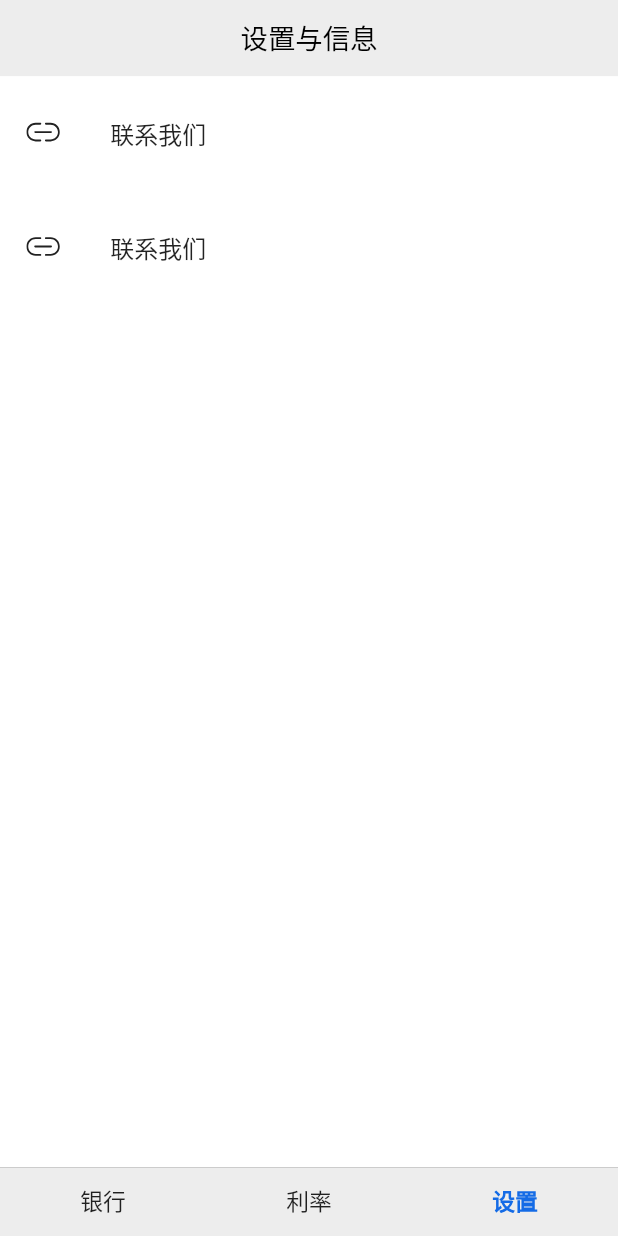
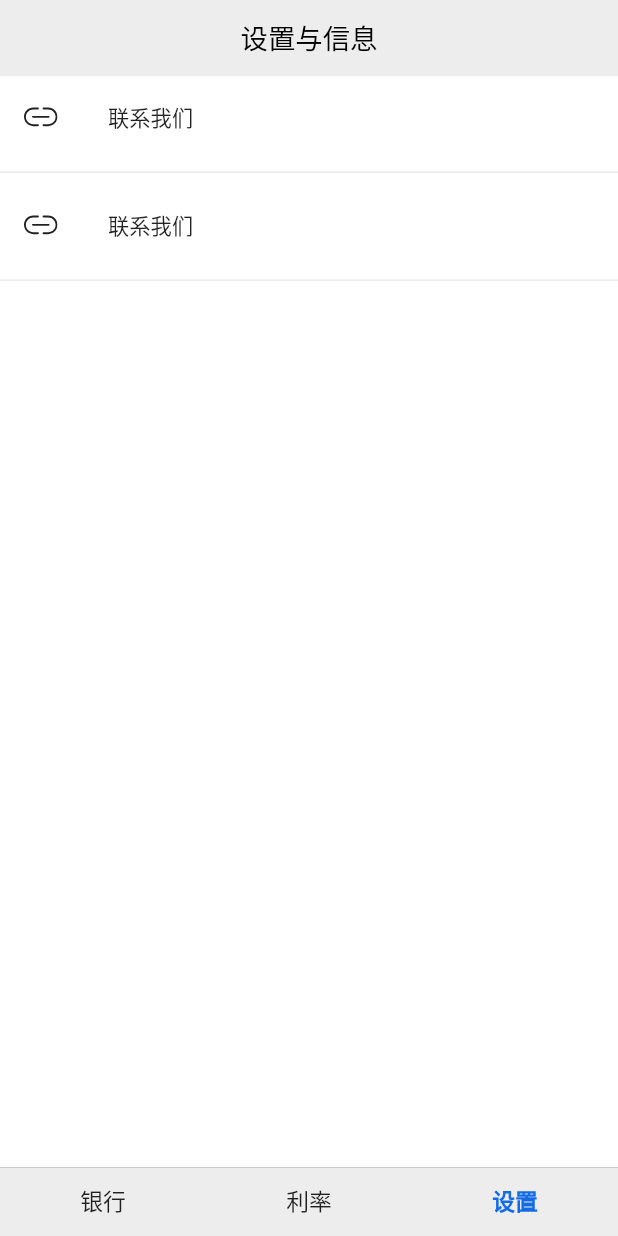
Before and after one commit to TownSolomon/bank, a Flutter app: the screen it shows after launch, item 3 of the bottom bar chosen, on a phone screen of 412 x 824 dp. Run offline on Flutter 3.47's test engine with Material 2 defaults, Android fonts, the phone set to English and light mode, and no system bars; our stand-ins replace cached_network_image, dio, flutter_cache_manager, flutter_easyloading, flutter_screenutil, flutter_svg and 3 more; missing offline and left inert: dio_cache_interceptor.

```diff
--- a/lib/src/pages/setting/setting_view.dart
+++ b/lib/src/pages/setting/setting_view.dart
@@ -30,11 +30,12 @@ class SettingPage extends StatelessWidget {
       body: CustomScrollView(
         slivers: [
           SliverList(
-            delegate: SliverChildBuilderDelegate((context, int index) {
+            delegate: SliverChildBuilderDelegate(
+              (context, int index) {
                 Option option = options.elementAt(index);
-              return ListTile(
-                contentPadding:
-                    EdgeInsets.symmetric(vertical: 10.h, horizontal: 16.w),
+                return Column(
+                  children: [
+                    ListTile(
                       leading: SvgIcon(
                         assetName: option.svg!,
                         width: 22.r,
@@ -43,13 +44,18 @@ class SettingPage extends StatelessWidget {
                       title: Text(
                         option.label,
                         style: TextStyle(
-                    // fontSize: 17.sp,
+                          fontSize: 14.sp,
                           fontWeight: FontWeight.normal,
                         ),
                       ),
                       onTap: option.onTap,
+                    ),
+                    const Divider(),
+                  ],
                 );
-            }, childCount: options.length),
+              },
+              childCount: options.length,
+            ),
           ),
         ],
       ),
--- a/pubspec.yaml
+++ b/pubspec.yaml
@@ -47,6 +47,7 @@ dependencies:
   flutter_svg: ^2.0.9 #svg
   cached_network_image: ^3.3.0 # 图片缓存
   flutter_cache_manager: ^3.3.1 # 缓存
+  dropdown_button2: ^2.3.9 # 下拉选择菜单
 
   # The following adds the Cupertino Icons font to your application.
   # Use with the CupertinoIcons class for iOS style icons.
```
Also changed, not shown: pubspec.lock. Lines whose indentation alone changed are shown as unchanged.
